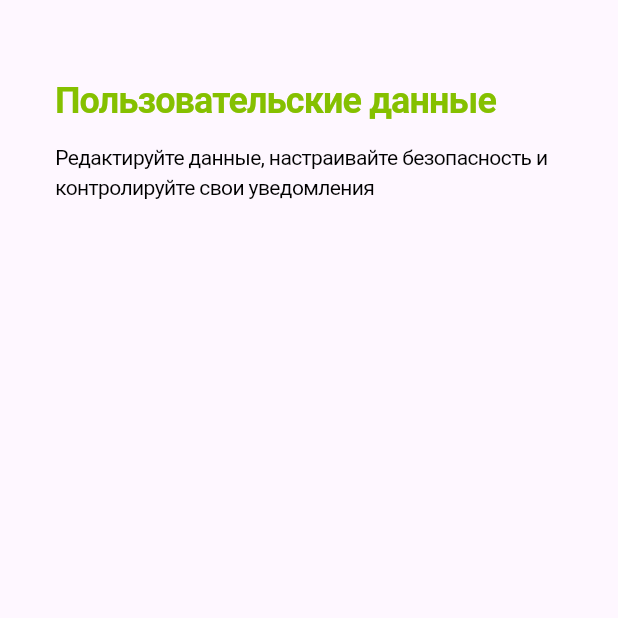
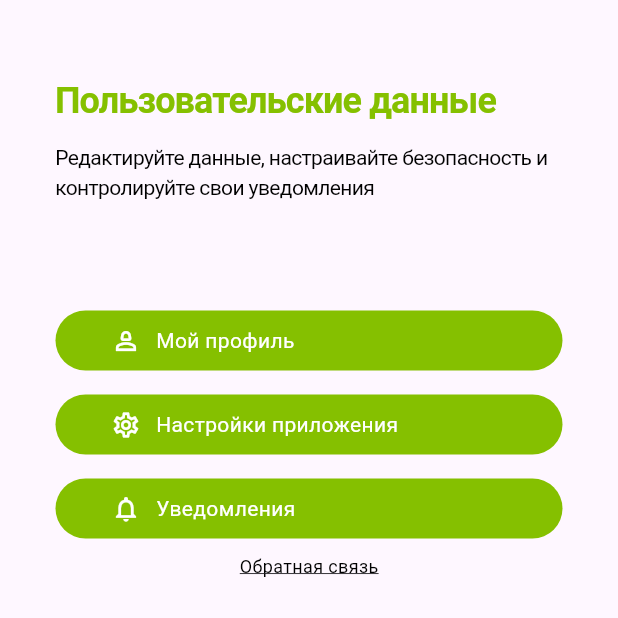
Before and after one commit to yerkinyerkin/food_share_app, a Flutter app: the ProfileScreen screen opened directly, on a phone screen of 412 x 824 dp, the top half of it. Run offline on Flutter 3.47's test engine with Material 3 defaults, Android fonts, the phone set to English and light mode, and no system bars.

Commit message:
feat-profile

```diff
--- a/lib/features/main_screen/screens/bottom_nav_bar.dart
+++ b/lib/features/main_screen/screens/bottom_nav_bar.dart
@@ -37,7 +37,7 @@ class _BottomNavBarState extends State<BottomNavBar> {
         child: Container(
           height: 64,
           decoration: BoxDecoration(
-            color: const Color(0xFF6F6F6F),
+            color: const Color(0xFF707070),
             borderRadius: BorderRadius.circular(30),
             boxShadow: [
               BoxShadow(
--- a/lib/features/profile/screens/profile_screen.dart
+++ b/lib/features/profile/screens/profile_screen.dart
@@ -1,5 +1,6 @@
 import 'package:flutter/material.dart';
 import 'package:food_share_app/core/styles/color_styles.dart';
+import 'package:food_share_app/features/profile/screens/my_profile.dart';
 
 class ProfileScreen extends StatefulWidget {
   const ProfileScreen({super.key});
@@ -32,7 +33,55 @@ class _ProfileScreenState extends State<ProfileScreen> {
                   ],
               ),
               const SizedBox(height: 72),
-
+              GestureDetector(
+                onTap: (){
+                  Navigator.push(context, MaterialPageRoute(builder: (context) => MyProfile()));
+                },
+                child: Container(
+                  padding: const EdgeInsets.symmetric(horizontal: 37,vertical: 10),
+                  decoration: BoxDecoration(borderRadius: BorderRadius.circular(30),color: ColorStyles.primaryColor),
+                  child: Row(
+                    children: [
+                      Icon(Icons.person_2_outlined,size: 20,color: ColorStyles.whiteColor,),
+                      const SizedBox(width: 10),
+                      Text('Мой профиль',style: TextStyle(fontSize: 14,fontWeight: FontWeight.w400,color: ColorStyles.whiteColor,),),
+                    ],
+                  ),
+                ),
+              ),
+              const SizedBox(height: 16),
+               Container(
+                padding: const EdgeInsets.symmetric(horizontal: 37,vertical: 10),
+                decoration: BoxDecoration(borderRadius: BorderRadius.circular(30),color: ColorStyles.primaryColor),
+                child: Row(
+                  children: [
+                    Icon(Icons.settings_outlined,size: 20,color: ColorStyles.whiteColor,),
+                    const SizedBox(width: 10),
+                    Text('Настройки приложения',style: TextStyle(fontSize: 14,fontWeight: FontWeight.w400,color: ColorStyles.whiteColor,),),
+                  ],
+                ),
+              ),
+              const SizedBox(height: 16),
+               Container(
+                padding: const EdgeInsets.symmetric(horizontal: 37,vertical: 10),
+                decoration: BoxDecoration(borderRadius: BorderRadius.circular(30),color: ColorStyles.primaryColor),
+                child: Row(
+                  children: [
+                    Icon(Icons.notifications_outlined,size: 20,color: ColorStyles.whiteColor,),
+                    const SizedBox(width: 10),
+                    Text('Уведомления',style: TextStyle(fontSize: 14,fontWeight: FontWeight.w400,color: ColorStyles.whiteColor,),),
+                  ],
+                ),
+              ),
+              const SizedBox(height: 10),
+              Row(
+                mainAxisAlignment: MainAxisAlignment.center,
+                children: [
+                   GestureDetector(onTap: (){},child: Text('Обратная связь',
+                     style: TextStyle(fontSize: 12,fontWeight: FontWeight.w400,color: ColorStyles.blackColor,decoration: TextDecoration.underline),),
+                   ),
+                ],
+              )
             ],
           ),
         ),
```
Also changed, not shown: lib/features/profile/screens/my_profile.dart (added, +68 -0 lines), lib/features/profile/widgets/profile_item.dart (deleted, +0 -21 lines), assets/images/png/edit.png (added).
